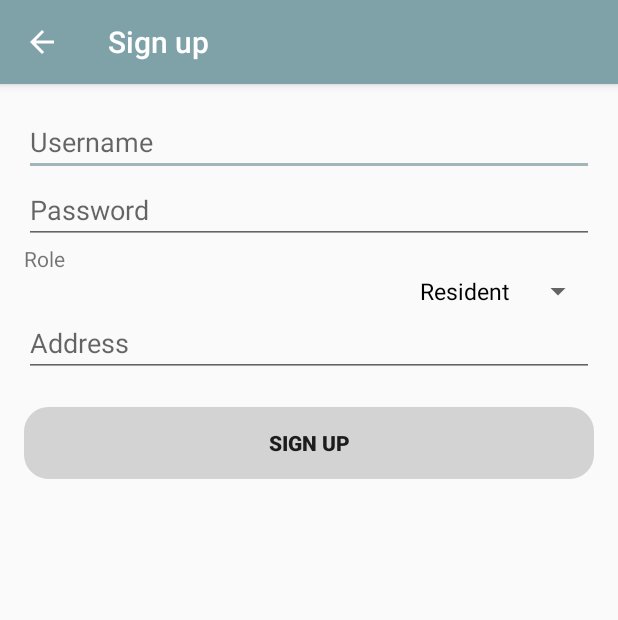
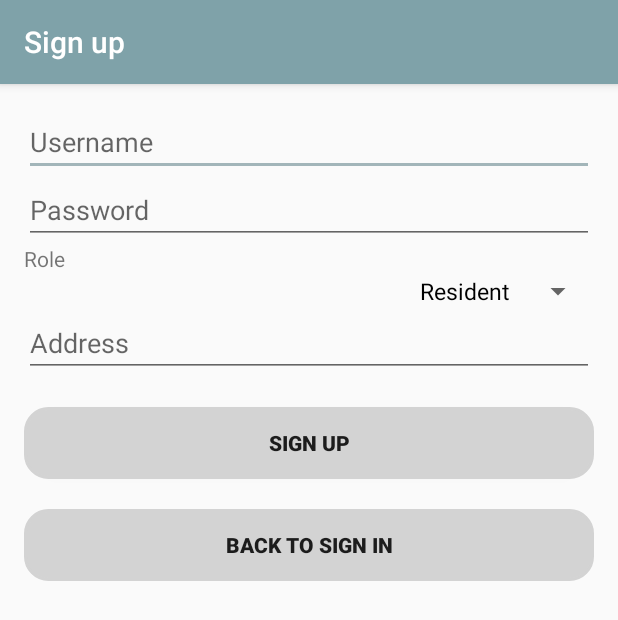
Before and after one commit to alexH2456/TreePLE, an Android app: the screen it shows after launch (RegisterActivity), after a tap on "SIGN UP", on a phone screen of 412 x 824 dp. Shown: the top 620 px of the screen. Run offline under Robolectric (Android 15) with nearby library versions, the phone set to English and light mode, and no system bars; our stand-ins replace Volley; 4 statements that could not run were skipped; 1 other tap on this screen came first.

Commit message:
Resolved conflicts

```diff
--- a/TreePLE-Android/app/src/main/java/ca/mcgill/ecse321/treeple/LoginActivity.java
+++ b/TreePLE-Android/app/src/main/java/ca/mcgill/ecse321/treeple/LoginActivity.java
@@ -64,7 +64,6 @@ public class LoginActivity extends AppCompatActivity implements LoaderCallbacks<
         mEmailView = (AutoCompleteTextView) findViewById(R.id.email);
         populateAutoComplete();
 
-
         mPasswordView = (EditText) findViewById(R.id.password);
         mPasswordView.setOnEditorActionListener(new TextView.OnEditorActionListener() {
             @Override
@@ -85,13 +84,22 @@ public class LoginActivity extends AppCompatActivity implements LoaderCallbacks<
             }
         });
 
+        Button signUpButton = (Button) findViewById(R.id.action_sign_up);
+        signUpButton.setOnClickListener(new OnClickListener() {
+            @Override
+            public void onClick(View view) {
+                switchToRegister();
+            }
+        });
+
         mLoginFormView = findViewById(R.id.login_form);
         mProgressView = findViewById(R.id.login_progress);
     }
 
-    public void switchToRegister(View view) {
+    public void switchToRegister() {
         Intent registerIntent = new Intent(this, RegisterActivity.class);
         startActivity(registerIntent);
+        finish();
     }
 
     public void switchToMap() {
@@ -104,7 +112,6 @@ public class LoginActivity extends AppCompatActivity implements LoaderCallbacks<
         if (!mayRequestContacts()) {
             return;
         }
-
         getLoaderManager().initLoader(0, null, this);
     }
 
@@ -271,9 +278,7 @@ public class LoginActivity extends AppCompatActivity implements LoaderCallbacks<
     }
 
     @Override
-    public void onLoaderReset(Loader<Cursor> cursorLoader) {
-
-    }
+    public void onLoaderReset(Loader<Cursor> cursorLoader) {}
 
     private void addEmailsToAutoComplete(List<String> emailAddressCollection) {
         //Create adapter to tell the AutoCompleteTextView what to show in its dropdown list.
@@ -316,9 +321,7 @@ public class LoginActivity extends AppCompatActivity implements LoaderCallbacks<
         protected Boolean doInBackground(Void... params) {
 
             RequestFuture<JSONObject> loginReq = RequestFuture.newFuture();
-
             JsonObjectRequest jsonReq = new JsonObjectRequest(Request.Method.GET, VolleyController.DEFAULT_BASE_URL + "users/" + mUsername + "/", new JSONObject(), loginReq, loginReq);
-
             VolleyController.getInstance(getApplicationContext()).addToRequestQueue(jsonReq);
 
             try {
@@ -354,11 +357,6 @@ public class LoginActivity extends AppCompatActivity implements LoaderCallbacks<
                 mPasswordView.setError(getString(R.string.error_incorrect_password));
                 mPasswordView.requestFocus();
             }
-            if (loggedInUser != null) {
-                System.out.println("Logged in user: " + loggedInUser.toString());
-            } else {
-                System.out.println("No logged in user!");
-            }
         }
 
         @Override
--- a/TreePLE-Android/app/src/main/java/ca/mcgill/ecse321/treeple/VolleyController.java
+++ b/TreePLE-Android/app/src/main/java/ca/mcgill/ecse321/treeple/VolleyController.java
@@ -14,8 +14,9 @@ class VolleyController {
     private RequestQueue mRequestQueue;
     private static Context mContext;
 
+    //Change this link when restarting ngrok
     static final String DEFAULT_BASE_URL = "http://00ff2874.ngrok.io/";
-//    static final String DEFAULT_BASE_URL = "http://19cd40eb.ngrok.io/";
+//    static final String DEFAULT_BASE_URL = "https://96f101a3.ngrok.io/";
 
     private VolleyController(Context context) {
         mContext = context;
--- a/TreePLE-Android/app/src/main/res/layout/activity_login.xml
+++ b/TreePLE-Android/app/src/main/res/layout/activity_login.xml
@@ -58,7 +58,6 @@
         android:layout_marginBottom="10dp"
         android:layout_marginTop="10dp"
         android:background="@drawable/button_bg_rounded_corners"
-        android:onClick="switchToRegister"
         android:text="@string/action_sign_up"
         android:textStyle="bold" />
 
--- a/TreePLE-Android/app/src/main/res/layout/activity_register.xml
+++ b/TreePLE-Android/app/src/main/res/layout/activity_register.xml
@@ -82,6 +82,15 @@
                 android:text="@string/action_sign_up"
                 android:textStyle="bold" />
 
+            <Button
+                android:id="@+id/backto_signin_button"
+                android:layout_width="match_parent"
+                android:layout_height="wrap_content"
+                android:layout_marginTop="20dp"
+                android:background="@drawable/button_bg_rounded_corners"
+                android:text="@string/backto_signin_button"
+                android:textStyle="bold" />
+
         </LinearLayout>
     </ScrollView>
 </LinearLayout>
--- a/TreePLE-Android/app/src/main/res/menu/options_menu.xml
+++ b/TreePLE-Android/app/src/main/res/menu/options_menu.xml
@@ -1,6 +1,10 @@
 <?xml version="1.0" encoding="utf-8"?>
 <menu xmlns:android="http://schemas.android.com/apk/res/android"
     xmlns:app="http://schemas.android.com/apk/res-auto">
+    <item
+        android:id="@+id/loggedin_user"
+        android:title="@string/user_placeholder"
+        app:showAsAction="always" />
     <item
         android:id="@+id/option_refresh_markers"
         android:title="@string/refresh_markers"
--- a/TreePLE-Android/app/src/main/res/values/strings.xml
+++ b/TreePLE-Android/app/src/main/res/values/strings.xml
@@ -65,6 +65,9 @@
     <string name="prompt_role">Role</string>
     <string name="prompt_address">Address</string>
     <string name="refresh_markers">Refresh</string>
+    <string name="user_placeholder">User</string>
+    <string name="backto_signin_button">Back to sign in</string>
+    <string name="error_registration">Registration Error</string>
     <string-array name="land_enum">
         <item>Park</item>
         <item>Residential</item>
```
Also changed, not shown: TreePLE-Android/app/src/main/AndroidManifest.xml (+1 -6 lines), TreePLE-Android/app/src/main/java/ca/mcgill/ecse321/treeple/MapsActivity.java (+56 -4 lines), TreePLE-Android/app/src/main/java/ca/mcgill/ecse321/treeple/RegisterActivity.java (+24 -14 lines), 1 other file.
